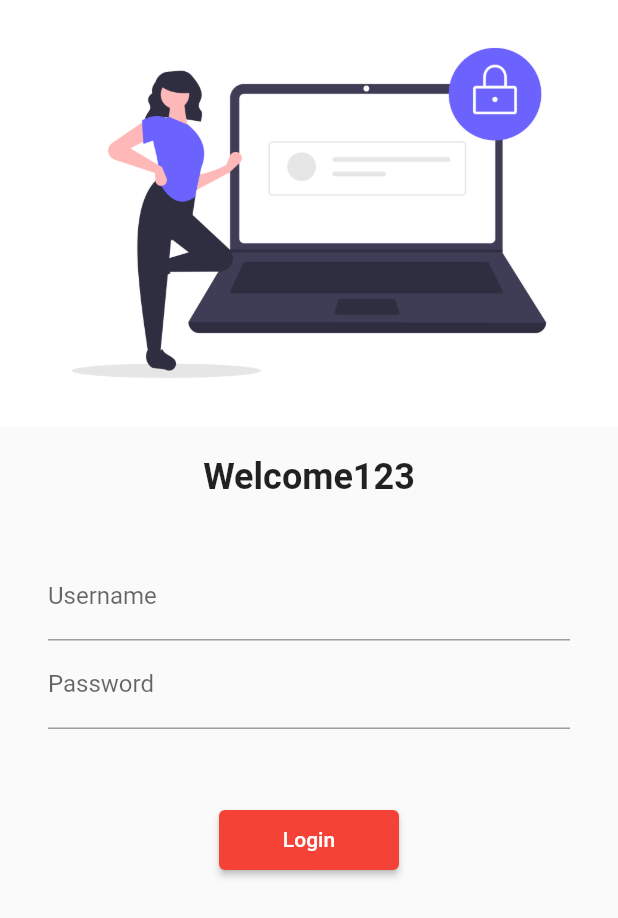
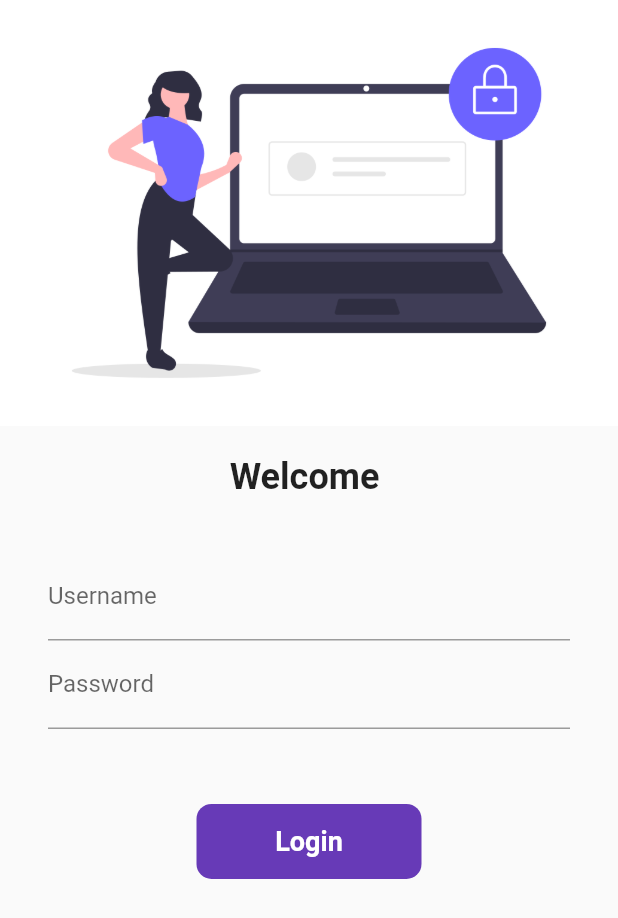
Before and after one commit to nikgit29/flutterlearn, a Flutter app: the screen it shows after launch, on a phone screen of 412 x 824 dp. Shown: the top 918 px of the screen. Run offline on Flutter 3.47's test engine with Material 2 defaults, Android fonts, the phone set to English and light mode, and no system bars.

Commit message:
day8 completed

```diff
--- a/lib/pages/login_page.dart
+++ b/lib/pages/login_page.dart
@@ -1,11 +1,36 @@
 import 'package:flutter/material.dart';
 import 'package:flutter_catalog/utils/routes.dart';
 
-class LoginPage extends StatelessWidget {
+class LoginPage extends StatefulWidget {
+  @override
+  _LoginPageState createState() => _LoginPageState();
+}
+
+class _LoginPageState extends State<LoginPage> {
+  String name = '';
+  bool changeButton = false;
+
+  final _formKey = GlobalKey<FormState>();
+
+  moveToHome(BuildContext contenxt) async {
+    if (_formKey.currentState!.validate()) {
+      setState(() {
+        changeButton = true;
+      });
+      await Future.delayed(Duration(seconds: 1));
+      await Navigator.pushNamed(context, MyRoutes.homeRoute);
+      setState(() {
+        changeButton = false;
+      });
+    }
+  }
+
   @override
   Widget build(BuildContext context) {
     return Material(
         child: SingleChildScrollView(
+      child: Form(
+        key: _formKey,
         child: Column(
           children: [
             Image.asset(
@@ -16,7 +41,7 @@ class LoginPage extends StatelessWidget {
               height: 20,
             ),
             Text(
-            "Welcome123",
+              "Welcome $name",
               style: TextStyle(fontSize: 24, fontWeight: FontWeight.bold),
             ),
             SizedBox(
@@ -31,6 +56,16 @@ class LoginPage extends StatelessWidget {
                       hintText: "Enter username",
                       labelText: "Username",
                     ),
+                    validator: (value) {
+                      if (value!.isEmpty) {
+                        return "User name cannot be Empty";
+                      }
+                      return null;
+                    },
+                    onChanged: (value) {
+                      name = value;
+                      setState(() {});
+                    },
                   ),
                   TextFormField(
                     obscureText: true,
@@ -38,22 +73,53 @@ class LoginPage extends StatelessWidget {
                       hintText: "Enter Password",
                       labelText: "Password",
                     ),
+                    validator: (value) {
+                      if (value!.isEmpty) {
+                        return "Pasword cannot be Empty";
+                      } else if (value.length < 6) {
+                        return "Password should be atleast 6 digits";
+                      }
+                      return null;
+                    },
                   ),
                   SizedBox(
                     height: 50,
                   ),
-                ElevatedButton(
-                  child: Text("Login"),
-                  style: TextButton.styleFrom(minimumSize: Size(120, 40)),
-                  onPressed: () {
-                    Navigator.pushNamed(context, MyRoutes.homeRoute);
-                  },
+                  Material(
+                    color: Colors.deepPurple,
+                    borderRadius: BorderRadius.circular(changeButton ? 20 : 10),
+                    child: InkWell(
+                      onTap: () => moveToHome(context),
+                      child: AnimatedContainer(
+                        duration: Duration(seconds: 1),
+                        width: changeButton ? 50 : 150,
+                        height: 50,
+                        alignment: Alignment.center,
+                        child: changeButton
+                            ? Icon(Icons.done, color: Colors.red)
+                            : Text(
+                                "Login",
+                                style: TextStyle(
+                                    color: Colors.white,
+                                    fontWeight: FontWeight.bold,
+                                    fontSize: 18),
+                              ),
+                      ),
+                    ),
                   )
+                  // ElevatedButton(
+                  //   child: Text("Login"),
+                  //   style: TextButton.styleFrom(minimumSize: Size(120, 40)),
+                  //   onPressed: () {
+                  //     Navigator.pushNamed(context, MyRoutes.homeRoute);
+                  //   },
+                  // )
                 ],
               ),
             )
           ],
         ),
+      ),
     ));
   }
 }
```
Lines whose indentation alone changed are shown as unchanged.
